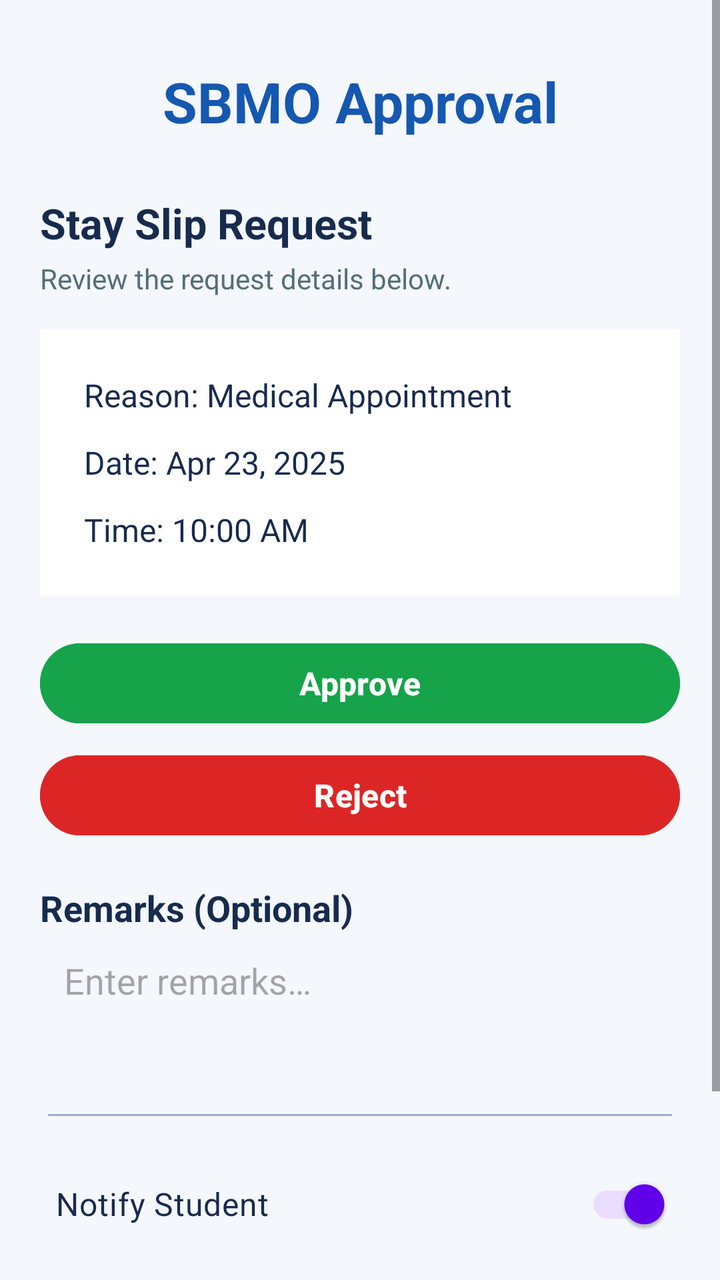
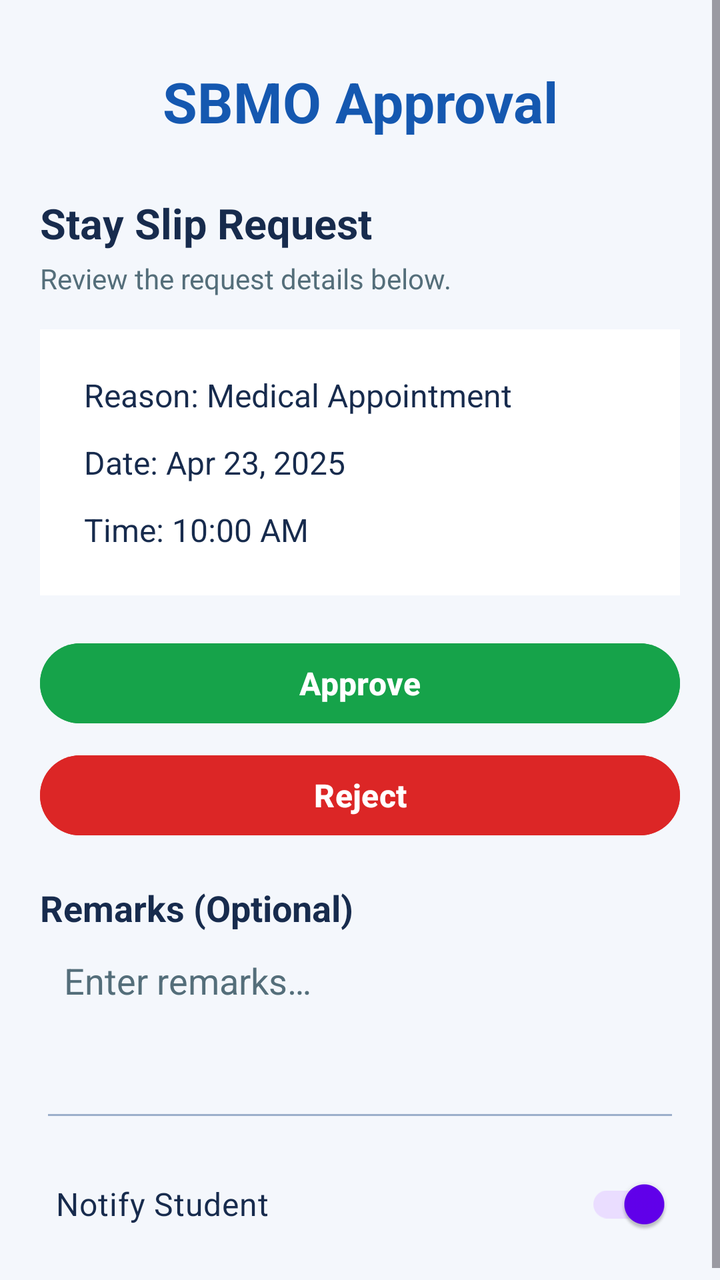

The first picture is an Android layout as it rendered before a commit; the second is the same layout after the commit. The layout source and the unified diff follow.
<!-- AndroidManifest.xml: application theme Theme.StaySlipManagementSystem -->
<!-- res/layout/activity_sbmoapproval.xml -->
<?xml version="1.0" encoding="utf-8"?>
<ScrollView xmlns:android="http://schemas.android.com/apk/res/android"
    xmlns:app="http://schemas.android.com/apk/res-auto"
    xmlns:tools="http://schemas.android.com/tools"
    android:id="@+id/main"
    android:layout_width="match_parent"
    android:layout_height="match_parent"
    android:fillViewport="true"
    android:fitsSystemWindows="true"
    android:background="#F4F7FC">

    <LinearLayout
        android:layout_width="match_parent"
        android:layout_height="wrap_content"
        android:orientation="vertical"
        android:padding="20dp">


        <TextView
            android:layout_width="match_parent"
            android:layout_height="wrap_content"
            android:gravity="center"
            android:padding="12dp"
            android:text="@string/sbmo_approval"
            android:textColor="#1558B0"
            android:textSize="28sp"
            android:textStyle="bold"
            tools:ignore="VisualLintSystemUi" />

        <TextView
            android:layout_width="match_parent"
            android:layout_height="wrap_content"
            android:layout_marginTop="16dp"
            android:text="@string/stay_slip_request"
            android:textSize="21sp"
            android:textStyle="bold"
            android:textColor="#172B4D" />

        <TextView
            android:layout_width="match_parent"
            android:layout_height="wrap_content"
            android:layout_marginTop="4dp"
            android:text="@string/review_the_request_details_below"
            android:textColor="#546E7A"
            android:textSize="14sp" />

        <LinearLayout
            android:layout_width="match_parent"
            android:layout_height="wrap_content"
            android:orientation="vertical"
            android:background="#FFFFFF"
            android:padding="16dp"
            android:layout_marginTop="16dp">

            <TextView
                android:layout_width="match_parent"
                android:layout_height="wrap_content"
                android:text="@string/reason_medical_appointment"
                android:textSize="16sp"
                android:textColor="#172B4D"
                android:padding="6dp" />

            <TextView
                android:layout_width="match_parent"
                android:layout_height="wrap_content"
                android:text="@string/date_apr_23_2025"
                android:textSize="16sp"
                android:textColor="#172B4D"
                android:padding="6dp" />

            <TextView
                android:layout_width="match_parent"
                android:layout_height="wrap_content"
                android:text="@string/time_10_00_am"
                android:textSize="16sp"
                android:textColor="#172B4D"
                android:padding="6dp" />

        </LinearLayout>

        <Button
            android:id="@+id/btnApprove"
            android:layout_width="match_parent"
            android:layout_height="wrap_content"
            android:text="@string/approve"
            android:textColor="#FFFFFF"
            android:textSize="16sp"
            android:textStyle="bold"
            android:backgroundTint="#16A34A"
            android:layout_marginTop="20dp"
            tools:ignore="VisualLintButtonSize" />

        <Button
            android:id="@+id/btnDecline"
            android:layout_width="match_parent"
            android:layout_height="wrap_content"
            android:text="@string/reject"
            android:textColor="#FFFFFF"
            android:textSize="16sp"
            android:textStyle="bold"
            android:backgroundTint="#DC2626"
            android:layout_marginTop="8dp"
            tools:ignore="VisualLintButtonSize" />

        <TextView
            android:layout_width="match_parent"
            android:layout_height="wrap_content"
            android:text="@string/remarks_optional"
            android:textSize="18sp"
            android:textStyle="bold"
            android:textColor="#172B4D"
            android:layout_marginTop="20dp" />

        <EditText
            android:layout_width="match_parent"
            android:layout_height="100dp"
            android:autofillHints=""
            android:hint="@string/enter_remarks"
            android:gravity="top|start"
            android:inputType="textMultiLine"
            android:minLines="2"
            android:padding="12dp"
            android:backgroundTint="#9CAFCB"
            tools:ignore="VisualLintTextFieldSize" />

        <androidx.appcompat.widget.SwitchCompat
            android:layout_width="match_parent"
            android:layout_height="wrap_content"
            android:layout_marginTop="12dp"
            android:checked="true"
            android:minHeight="48dp"
            android:padding="8dp"
            android:text="@string/notify_student"
            android:textColor="#172B4D"
            android:textSize="16sp"
            app:showText="false"
            tools:ignore="VisualLintButtonSize" />

        <TextView
            android:layout_width="match_parent"
            android:layout_height="wrap_content"
            android:text="@string/current_status"
            android:textSize="18sp"
            android:textStyle="bold"
            android:textColor="#172B4D"
            android:layout_marginTop="16dp" />

        <TextView
            android:id="@+id/txtStatus"
            android:layout_width="match_parent"
            android:layout_height="wrap_content"
            android:layout_marginTop="8dp"
            android:background="#FFF3CD"
            android:gravity="center"
            android:padding="16dp"
            android:text="@string/PendingReview"
            android:textColor="#E65100"
            android:textSize="18sp"
            android:textStyle="bold" />

    </LinearLayout>

</ScrollView>
<!-- resources referenced by this layout -->
<resources>
  <string name="PendingReview">PENDING REVIEW</string>
  <string name="approve">Approve</string>
  <string name="current_status">Current Status</string>
  <string name="date_apr_23_2025">Date: Apr 23, 2025</string>
  <string name="enter_remarks">Enter remarks…</string>
  <string name="notify_student">Notify Student</string>
  <string name="reason_medical_appointment">Reason: Medical Appointment</string>
  <string name="reject">Reject</string>
  <string name="remarks_optional">Remarks (Optional)</string>
  <string name="review_the_request_details_below">Review the request details below.</string>
  <string name="sbmo_approval">SBMO Approval</string>
  <string name="stay_slip_request">Stay Slip Request</string>
  <string name="time_10_00_am">Time: 10:00 AM</string>
  <style name="Theme.StaySlipManagementSystem" parent="Theme.Material3.DayNight.NoActionBar">
          
          <item name="colorPrimary">@color/purple_500</item>
          <item name="colorPrimaryVariant">@color/purple_700</item>
          <item name="colorOnPrimary">@color/white</item>
          
          <item name="colorSecondary">@color/teal_200</item>
          <item name="colorSecondaryVariant">@color/teal_700</item>
          <item name="colorOnSecondary">@color/black</item>
          
          <item name="android:statusBarColor">?attr/colorPrimaryVariant</item>
          
      </style>
  <color name="purple_500">#FF6200EE</color>
  <color name="purple_700">#FF3700B3</color>
  <color name="white">#FFFFFFFF</color>
  <color name="teal_200">#FF03DAC5</color>
  <color name="teal_700">#FF018786</color>
  <color name="black">#FF000000</color>
</resources>

<!-- the commit's change to res/layout/activity_sbmoapproval.xml (unified diff, before → after) -->
@@ -1,12 +1,10 @@
 <?xml version="1.0" encoding="utf-8"?>
 <ScrollView xmlns:android="http://schemas.android.com/apk/res/android"
-    xmlns:app="http://schemas.android.com/apk/res-auto"
     xmlns:tools="http://schemas.android.com/tools"
     android:id="@+id/main"
     android:layout_width="match_parent"
     android:layout_height="match_parent"
     android:fillViewport="true"
-    android:fitsSystemWindows="true"
     android:background="#F4F7FC">
 
     <LinearLayout
@@ -14,7 +12,6 @@
         android:layout_height="wrap_content"
         android:orientation="vertical"
         android:padding="20dp">
-
 
         <TextView
             android:layout_width="match_parent"
@@ -32,9 +29,9 @@
             android:layout_height="wrap_content"
             android:layout_marginTop="16dp"
             android:text="@string/stay_slip_request"
+            android:textColor="#172B4D"
             android:textSize="21sp"
-            android:textStyle="bold"
-            android:textColor="#172B4D" />
+            android:textStyle="bold" />
 
         <TextView
             android:layout_width="match_parent"
@@ -44,85 +41,91 @@
             android:textColor="#546E7A"
             android:textSize="14sp" />
 
+        
         <LinearLayout
             android:layout_width="match_parent"
             android:layout_height="wrap_content"
+            android:layout_marginTop="16dp"
+            android:background="#FFFFFF"
             android:orientation="vertical"
-            android:background="#FFFFFF"
-            android:padding="16dp"
-            android:layout_marginTop="16dp">
-
-            <TextView
-                android:layout_width="match_parent"
-                android:layout_height="wrap_content"
+            android:padding="16dp">
+
+            <TextView
+                android:layout_width="match_parent"
+                android:layout_height="wrap_content"
+                android:padding="6dp"
                 android:text="@string/reason_medical_appointment"
-                android:textSize="16sp"
                 android:textColor="#172B4D"
-                android:padding="6dp" />
-
-            <TextView
-                android:layout_width="match_parent"
-                android:layout_height="wrap_content"
+                android:textSize="16sp" />
+
+            <TextView
+                android:layout_width="match_parent"
+                android:layout_height="wrap_content"
+                android:padding="6dp"
                 android:text="@string/date_apr_23_2025"
-                android:textSize="16sp"
                 android:textColor="#172B4D"
-                android:padding="6dp" />
-
-            <TextView
-                android:layout_width="match_parent"
-                android:layout_height="wrap_content"
+                android:textSize="16sp" />
+
+            <TextView
+                android:layout_width="match_parent"
+                android:layout_height="wrap_content"
+                android:padding="6dp"
                 android:text="@string/time_10_00_am"
-                android:textSize="16sp"
                 android:textColor="#172B4D"
-                android:padding="6dp" />
+                android:textSize="16sp" />
 
         </LinearLayout>
 
+        
         <Button
             android:id="@+id/btnApprove"
             android:layout_width="match_parent"
             android:layout_height="wrap_content"
+            android:layout_marginTop="20dp"
+            android:backgroundTint="#16A34A"
             android:text="@string/approve"
             android:textColor="#FFFFFF"
             android:textSize="16sp"
             android:textStyle="bold"
-            android:backgroundTint="#16A34A"
-            android:layout_marginTop="20dp"
             tools:ignore="VisualLintButtonSize" />
 
+        
         <Button
             android:id="@+id/btnDecline"
             android:layout_width="match_parent"
             android:layout_height="wrap_content"
+            android:layout_marginTop="8dp"
+            android:backgroundTint="#DC2626"
             android:text="@string/reject"
             android:textColor="#FFFFFF"
             android:textSize="16sp"
             android:textStyle="bold"
-            android:backgroundTint="#DC2626"
-            android:layout_marginTop="8dp"
             tools:ignore="VisualLintButtonSize" />
 
-        <TextView
-            android:layout_width="match_parent"
-            android:layout_height="wrap_content"
+        
+        <TextView
+            android:layout_width="match_parent"
+            android:layout_height="wrap_content"
+            android:layout_marginTop="20dp"
             android:text="@string/remarks_optional"
+            android:textColor="#172B4D"
             android:textSize="18sp"
-            android:textStyle="bold"
-            android:textColor="#172B4D"
-            android:layout_marginTop="20dp" />
+            android:textStyle="bold" />
 
         <EditText
             android:layout_width="match_parent"
             android:layout_height="100dp"
             android:autofillHints=""
+            android:backgroundTint="#9CAFCB"
+            android:gravity="top|start"
             android:hint="@string/enter_remarks"
-            android:gravity="top|start"
             android:inputType="textMultiLine"
             android:minLines="2"
             android:padding="12dp"
-            android:backgroundTint="#9CAFCB"
+            android:textColorHint="#546E7A"
             tools:ignore="VisualLintTextFieldSize" />
 
+        
         <androidx.appcompat.widget.SwitchCompat
             android:layout_width="match_parent"
             android:layout_height="wrap_content"
@@ -133,30 +136,65 @@
             android:text="@string/notify_student"
             android:textColor="#172B4D"
             android:textSize="16sp"
-            app:showText="false"
             tools:ignore="VisualLintButtonSize" />
 
-        <TextView
-            android:layout_width="match_parent"
-            android:layout_height="wrap_content"
-            android:text="@string/current_status"
-            android:textSize="18sp"
-            android:textStyle="bold"
-            android:textColor="#172B4D"
-            android:layout_marginTop="16dp" />
-
-        <TextView
-            android:id="@+id/txtStatus"
-            android:layout_width="match_parent"
-            android:layout_height="wrap_content"
-            android:layout_marginTop="8dp"
-            android:background="#FFF3CD"
-            android:gravity="center"
+        
+        <LinearLayout
+            android:id="@+id/resultBox"
+            android:layout_width="match_parent"
+            android:layout_height="wrap_content"
+            android:layout_marginTop="20dp"
+            android:background="#FFFFFF"
+            android:orientation="vertical"
             android:padding="16dp"
-            android:text="@string/PendingReview"
-            android:textColor="#E65100"
-            android:textSize="18sp"
-            android:textStyle="bold" />
+            android:visibility="gone">
+
+            
+            <LinearLayout
+                android:layout_width="match_parent"
+                android:layout_height="wrap_content"
+                android:gravity="center_vertical"
+                android:orientation="horizontal">
+
+                <TextView
+                    android:layout_width="0dp"
+                    android:layout_height="wrap_content"
+                    android:layout_weight="1"
+                    android:text="@string/Request_result"
+                    android:textColor="#172B4D"
+                    android:textSize="18sp"
+                    android:textStyle="bold" />
+
+                <Button
+                    android:id="@+id/btnClose"
+                    android:layout_width="48dp"
+                    android:layout_height="48dp"
+                    android:minWidth="0dp"
+                    android:minHeight="0dp"
+                    android:padding="0dp"
+                    android:backgroundTint="#DC2626"
+                    android:text="@string/x1"
+                    android:textColor="#FFFFFF"
+                    android:textSize="18sp"
+                    android:textStyle="bold" />
+
+            </LinearLayout>
+
+            
+            <TextView
+                android:id="@+id/txtStatus"
+                android:layout_width="match_parent"
+                android:layout_height="wrap_content"
+                android:layout_marginTop="12dp"
+                android:background="#FFF3CD"
+                android:gravity="center"
+                android:padding="20dp"
+                android:text="@string/pending_review1"
+                android:textColor="#E65100"
+                android:textSize="20sp"
+                android:textStyle="bold" />
+
+        </LinearLayout>
 
     </LinearLayout>
 
<!-- resource entries referenced after the edit -->
@@ -1,11 +1,11 @@
 <!-- resources referenced by this layout -->
 <resources>
-  <string name="PendingReview">PENDING REVIEW</string>
+  <string name="Request_result" />
   <string name="approve">Approve</string>
-  <string name="current_status">Current Status</string>
   <string name="date_apr_23_2025">Date: Apr 23, 2025</string>
   <string name="enter_remarks">Enter remarks…</string>
   <string name="notify_student">Notify Student</string>
+  <string name="pending_review1" />
   <string name="reason_medical_appointment">Reason: Medical Appointment</string>
   <string name="reject">Reject</string>
   <string name="remarks_optional">Remarks (Optional)</string>
@@ -13,6 +13,7 @@
   <string name="sbmo_approval">SBMO Approval</string>
   <string name="stay_slip_request">Stay Slip Request</string>
   <string name="time_10_00_am">Time: 10:00 AM</string>
+  <string name="x1" />
   <style name="Theme.StaySlipManagementSystem" parent="Theme.Material3.DayNight.NoActionBar">
           
           <item name="colorPrimary">@color/purple_500</item>
